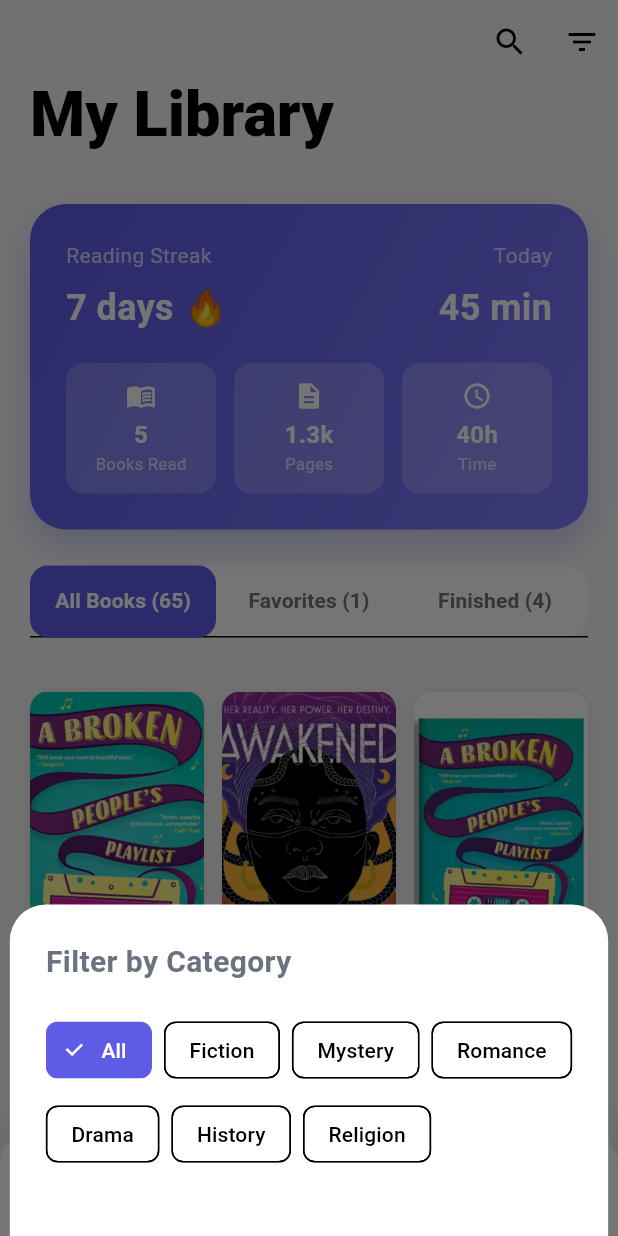
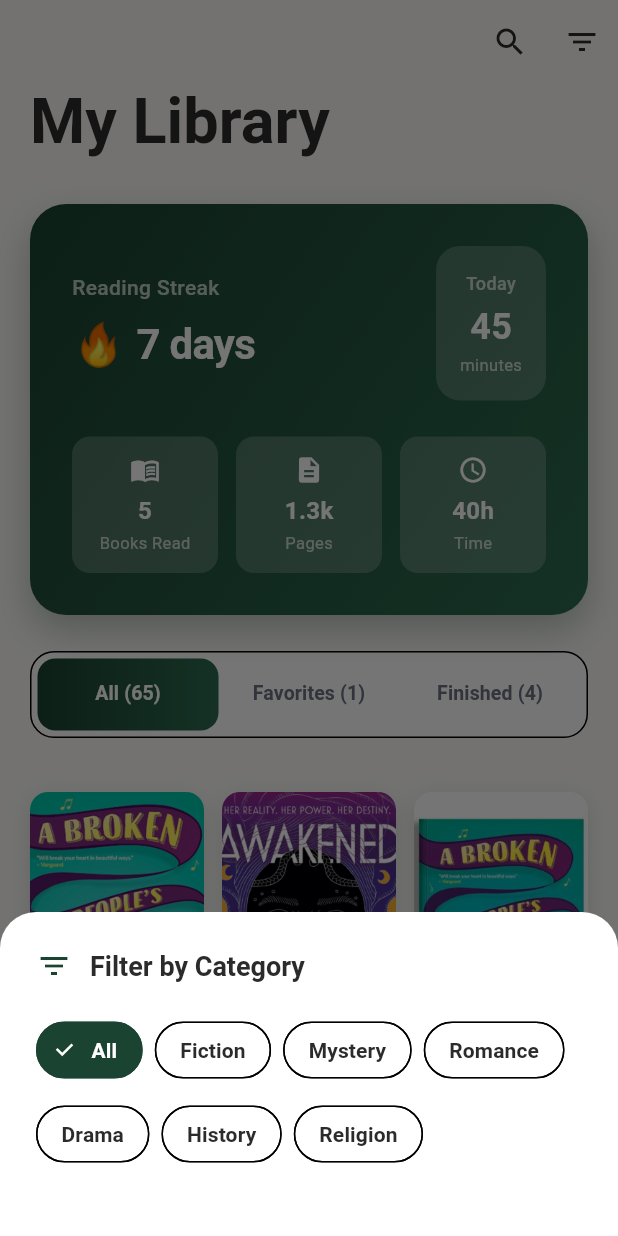
Before and after one commit to LummyHills97/hills_book_store, a Flutter app: the screen it shows after launch, item 3 of the bottom bar chosen, after a tap on the "filter list" icon, on a phone screen of 412 x 824 dp. Run offline on Flutter 3.47's test engine with Material 3 defaults, Android fonts, the phone set to English and light mode, and no system bars; our stand-ins replace flutter_bloc; Roboto replaces fonts that are missing (Poppins).

Commit message:
worked on the library page and ensure it works with the theme

```diff
--- a/lib/features/onboarding/presentation/screens/library_page.dart
+++ b/lib/features/onboarding/presentation/screens/library_page.dart
@@ -14,10 +14,7 @@ class _LibraryPageState extends State<LibraryPage> with SingleTickerProviderStat
   late TabController _tabController;
   String selectedCategory = 'All';
 
-  static const bgColor = Color(0xFFF7F7F9);
-  static const accent = Color(0xFF5E5CE6);
-
-  // Simulated user library data - in production, this would come from a database
+  // Simulated user library data
   final Set<String> favoriteBooks = {
     'Americanah',
     'Half of a Yellow Sun',
@@ -42,9 +39,9 @@ class _LibraryPageState extends State<LibraryPage> with SingleTickerProviderStat
 
   // Stats
   int get totalBooksRead => finishedBooks.length;
-  int get totalPages => finishedBooks.length * 250; // Estimate
-  int get hoursRead => finishedBooks.length * 8; // Estimate
-  int get readingStreak => 7; // This would be calculated from actual reading data
+  int get totalPages => finishedBooks.length * 250;
+  int get hoursRead => finishedBooks.length * 8;
+  int get readingStreak => 7;
   int get todayMinutes => 45;
 
   @override
@@ -78,77 +75,76 @@ class _LibraryPageState extends State<LibraryPage> with SingleTickerProviderStat
 
   @override
   Widget build(BuildContext context) {
+    final theme = Theme.of(context);
+    final isDark = theme.brightness == Brightness.dark;
+
     return Scaffold(
-      backgroundColor: bgColor,
       body: CustomScrollView(
         physics: const BouncingScrollPhysics(),
         slivers: [
-          _buildAppBar(),
+          _buildAppBar(theme),
           const SliverToBoxAdapter(child: SizedBox(height: 16)),
-          _buildReadingStats(),
+          _buildReadingStats(theme, isDark),
           const SliverToBoxAdapter(child: SizedBox(height: 24)),
           if (currentlyReadingBooks.isNotEmpty) ...[
-            _buildCurrentlyReading(),
+            _buildCurrentlyReading(theme, isDark),
             const SliverToBoxAdapter(child: SizedBox(height: 32)),
           ],
-          _buildTabBar(),
+          _buildTabBar(theme, isDark),
           const SliverToBoxAdapter(child: SizedBox(height: 16)),
-          _buildTabContent(),
+          _buildTabContent(theme, isDark),
           const SliverToBoxAdapter(child: SizedBox(height: 80)),
         ],
       ),
     );
   }
 
-  Widget _buildAppBar() {
+  Widget _buildAppBar(ThemeData theme) {
     return SliverAppBar(
       expandedHeight: 120,
       floating: false,
       pinned: true,
-      backgroundColor: bgColor,
       elevation: 0,
-      flexibleSpace: const FlexibleSpaceBar(
+      flexibleSpace: FlexibleSpaceBar(
         title: Text(
           'My Library',
-          style: TextStyle(
-            color: Colors.black,
-            fontWeight: FontWeight.w800,
-            fontSize: 28,
+          style: theme.textTheme.displayMedium?.copyWith(fontSize: 28),
         ),
-        ),
-        titlePadding: EdgeInsets.only(left: 20, bottom: 16),
+        titlePadding: const EdgeInsets.only(left: 20, bottom: 16),
       ),
       actions: [
         IconButton(
-          icon: const Icon(Icons.search, color: Colors.black),
+          icon: Icon(Icons.search, color: theme.iconTheme.color),
           onPressed: () {
             // Implement search
           },
         ),
         IconButton(
-          icon: const Icon(Icons.filter_list, color: Colors.black),
-          onPressed: () => _showFilterSheet(),
+          icon: Icon(Icons.filter_list, color: theme.iconTheme.color),
+          onPressed: () => _showFilterSheet(theme),
         ),
       ],
     );
   }
 
-  Widget _buildReadingStats() {
+  Widget _buildReadingStats(ThemeData theme, bool isDark) {
     return SliverToBoxAdapter(
       child: Padding(
         padding: const EdgeInsets.symmetric(horizontal: 20),
         child: Container(
-          padding: const EdgeInsets.all(24),
+          padding: const EdgeInsets.all(28),
           decoration: BoxDecoration(
-            gradient: const LinearGradient(
-              colors: [Color(0xFF5E5CE6), Color(0xFF7D7AFF)],
+            gradient: LinearGradient(
+              colors: isDark
+                  ? [const Color(0xFF1B4332), const Color(0xFF2D6A4F)]
+                  : [const Color(0xFF1B4332), const Color(0xFF2D6A4F)],
               begin: Alignment.topLeft,
               end: Alignment.bottomRight,
             ),
             borderRadius: BorderRadius.circular(24),
             boxShadow: [
               BoxShadow(
-                color: accent.withValues(alpha: 0.3),
+                color: theme.colorScheme.primary.withOpacity(0.3),
                 blurRadius: 20,
                 offset: const Offset(0, 10),
               ),
@@ -160,7 +156,8 @@ class _LibraryPageState extends State<LibraryPage> with SingleTickerProviderStat
               Row(
                 mainAxisAlignment: MainAxisAlignment.spaceBetween,
                 children: [
-                  Column(
+                  Expanded(
+                    child: Column(
                       crossAxisAlignment: CrossAxisAlignment.start,
                       children: [
                         const Text(
@@ -168,43 +165,69 @@ class _LibraryPageState extends State<LibraryPage> with SingleTickerProviderStat
                           style: TextStyle(
                             color: Colors.white70,
                             fontSize: 14,
+                            fontWeight: FontWeight.w500,
                           ),
                         ),
                         const SizedBox(height: 8),
+                        Row(
+                          children: [
+                            const Text(
+                              '🔥',
+                              style: TextStyle(fontSize: 28),
+                            ),
+                            const SizedBox(width: 8),
                             Text(
-                        '$readingStreak days 🔥',
+                              '$readingStreak days',
+                              style: const TextStyle(
+                                color: Colors.white,
+                                fontSize: 28,
+                                fontWeight: FontWeight.bold,
+                                letterSpacing: -0.5,
+                              ),
+                            ),
+                          ],
+                        ),
+                      ],
+                    ),
+                  ),
+                  Container(
+                    padding: const EdgeInsets.all(16),
+                    decoration: BoxDecoration(
+                      color: Colors.white.withOpacity(0.2),
+                      borderRadius: BorderRadius.circular(16),
+                    ),
+                    child: Column(
+                      children: [
+                        const Text(
+                          'Today',
+                          style: TextStyle(
+                            color: Colors.white70,
+                            fontSize: 12,
+                            fontWeight: FontWeight.w500,
+                          ),
+                        ),
+                        const SizedBox(height: 4),
+                        Text(
+                          '$todayMinutes',
                           style: const TextStyle(
                             color: Colors.white,
                             fontSize: 24,
                             fontWeight: FontWeight.bold,
                           ),
                         ),
-                    ],
-                  ),
-                  Column(
-                    crossAxisAlignment: CrossAxisAlignment.end,
-                    children: [
                         const Text(
-                        'Today',
+                          'minutes',
                           style: TextStyle(
                             color: Colors.white70,
-                          fontSize: 14,
-                        ),
-                      ),
-                      const SizedBox(height: 8),
-                      Text(
-                        '$todayMinutes min',
-                        style: const TextStyle(
-                          color: Colors.white,
-                          fontSize: 24,
-                          fontWeight: FontWeight.bold,
+                            fontSize: 11,
                           ),
                         ),
                       ],
                     ),
+                  ),
                 ],
               ),
-              const SizedBox(height: 20),
+              const SizedBox(height: 24),
               Row(
                 children: [
                   _buildMiniStat('$totalBooksRead', 'Books Read', Icons.menu_book),
@@ -226,13 +249,13 @@ class _LibraryPageState extends State<LibraryPage> with SingleTickerProviderStat
       child: Container(
         padding: const EdgeInsets.symmetric(vertical: 12),
         decoration: BoxDecoration(
-          color: Colors.white.withValues(alpha: 0.2),
+          color: Colors.white.withOpacity(0.2),
           borderRadius: BorderRadius.circular(12),
         ),
         child: Column(
           children: [
             Icon(icon, color: Colors.white, size: 20),
-            const SizedBox(height: 4),
+            const SizedBox(height: 6),
             Text(
               value,
               style: const TextStyle(
@@ -241,6 +264,7 @@ class _LibraryPageState extends State<LibraryPage> with SingleTickerProviderStat
                 fontSize: 16,
               ),
             ),
+            const SizedBox(height: 2),
             Text(
               label,
               style: const TextStyle(
@@ -254,7 +278,7 @@ class _LibraryPageState extends State<LibraryPage> with SingleTickerProviderStat
     );
   }
 
-  Widget _buildCurrentlyReading() {
+  Widget _buildCurrentlyReading(ThemeData theme, bool isDark) {
     return SliverToBoxAdapter(
       child: Column(
         crossAxisAlignment: CrossAxisAlignment.start,
@@ -264,16 +288,22 @@ class _LibraryPageState extends State<LibraryPage> with SingleTickerProviderStat
             child: Row(
               mainAxisAlignment: MainAxisAlignment.spaceBetween,
               children: [
-                const Text(
+                Text(
                   'Continue Reading',
-                  style: TextStyle(
+                  style: theme.textTheme.titleLarge?.copyWith(
                     fontSize: 22,
                     fontWeight: FontWeight.w800,
                   ),
                 ),
                 TextButton(
                   onPressed: () {},
-                  child: const Text('See All'),
+                  child: Text(
+                    'See All',
+                    style: TextStyle(
+                      color: theme.colorScheme.primary,
+                      fontWeight: FontWeight.w600,
+                    ),
+                  ),
                 ),
               ],
             ),
@@ -290,7 +320,7 @@ class _LibraryPageState extends State<LibraryPage> with SingleTickerProviderStat
               itemBuilder: (context, index) {
                 final book = currentlyReadingBooks[index];
                 final progress = currentlyReadingProgress[book.title] ?? 0.0;
-                return _buildReadingCard(book, progress);
+                return _buildReadingCard(book, progress, theme, isDark);
               },
             ),
           ),
@@ -299,13 +329,13 @@ class _LibraryPageState extends State<LibraryPage> with SingleTickerProviderStat
     );
   }
 
-  Widget _buildReadingCard(BookModel book, double progress) {
+  Widget _buildReadingCard(BookModel book, double progress, ThemeData theme, bool isDark) {
     return GestureDetector(
       onTap: () {
         Navigator.push(
           context,
           MaterialPageRoute(
-            builder: (_) => BookDetailsScreen(
+            builder: (context) => BookDetailsScreen(
               title: book.title,
               author: book.author,
               imagePath: book.imagePath,
@@ -318,11 +348,14 @@ class _LibraryPageState extends State<LibraryPage> with SingleTickerProviderStat
       child: Container(
         width: 160,
         decoration: BoxDecoration(
-          color: Colors.white,
+          color: theme.colorScheme.surface,
           borderRadius: BorderRadius.circular(20),
+          border: Border.all(color: theme.dividerColor),
           boxShadow: [
             BoxShadow(
-              color: Colors.black.withValues(alpha: 0.08),
+              color: isDark
+                  ? Colors.black.withOpacity(0.3)
+                  : Colors.black.withOpacity(0.08),
               blurRadius: 20,
               offset: const Offset(0, 4),
             ),
@@ -344,8 +377,12 @@ class _LibraryPageState extends State<LibraryPage> with SingleTickerProviderStat
                 errorBuilder: (context, error, stackTrace) {
                   return Container(
                     height: 110,
-                    color: Colors.grey.shade300,
-                    child: const Icon(Icons.book, size: 40),
+                    color: theme.colorScheme.primary.withOpacity(0.1),
+                    child: Icon(
+                      Icons.auto_stories,
+                      size: 40,
+                      color: theme.colorScheme.primary,
+                    ),
                   );
                 },
               ),
@@ -359,9 +396,8 @@ class _LibraryPageState extends State<LibraryPage> with SingleTickerProviderStat
                     book.title,
                     maxLines: 2,
                     overflow: TextOverflow.ellipsis,
-                    style: const TextStyle(
+                    style: theme.textTheme.titleSmall?.copyWith(
                       fontWeight: FontWeight.w700,
-                      fontSize: 14,
                     ),
                   ),
                   const SizedBox(height: 4),
@@ -369,27 +405,23 @@ class _LibraryPageState extends State<LibraryPage> with SingleTickerProviderStat
                     book.author,
                     maxLines: 1,
                     overflow: TextOverflow.ellipsis,
-                    style: TextStyle(
-                      fontSize: 12,
-                      color: Colors.grey[600],
-                    ),
+                    style: theme.textTheme.bodySmall,
                   ),
                   const SizedBox(height: 12),
                   ClipRRect(
                     borderRadius: BorderRadius.circular(4),
                     child: LinearProgressIndicator(
                       value: progress,
-                      backgroundColor: Colors.grey[200],
-                      color: accent,
+                      backgroundColor: theme.dividerColor,
+                      color: theme.colorScheme.primary,
                       minHeight: 6,
                     ),
                   ),
                   const SizedBox(height: 6),
                   Text(
                     '${(progress * 100).toInt()}% completed',
-                    style: TextStyle(
+                    style: theme.textTheme.bodySmall?.copyWith(
                       fontSize: 11,
-                      color: Colors.grey[600],
                     ),
                   ),
                 ],
@@ -401,27 +433,37 @@ class _LibraryPageState extends State<LibraryPage> with SingleTickerProviderStat
     );
   }
 
-  Widget _buildTabBar() {
+  Widget _buildTabBar(ThemeData theme, bool isDark) {
     return SliverToBoxAdapter(
       child: Padding(
         padding: const EdgeInsets.symmetric(horizontal: 20),
         child: Container(
+          padding: const EdgeInsets.all(4),
           decoration: BoxDecoration(
-            color: Colors.white,
+            color: theme.colorScheme.surface,
             borderRadius: BorderRadius.circular(16),
+            border: Border.all(color: theme.dividerColor),
           ),
           child: TabBar(
             controller: _tabController,
             indicator: BoxDecoration(
-              color: accent,
+              gradient: LinearGradient(
+                colors: isDark
+                    ? [theme.colorScheme.primary, theme.colorScheme.secondary]
+                    : [theme.colorScheme.primary, theme.colorScheme.secondary],
+              ),
               borderRadius: BorderRadius.circular(12),
             ),
             indicatorSize: TabBarIndicatorSize.tab,
-            labelColor: Colors.white,
-            unselectedLabelColor: Colors.grey[600],
-            labelStyle: const TextStyle(fontWeight: FontWeight.w600),
+            labelColor: isDark ? theme.colorScheme.onPrimary : Colors.white,
+            unselectedLabelColor: theme.textTheme.bodyMedium?.color,
+            labelStyle: const TextStyle(
+              fontWeight: FontWeight.w600,
+              fontSize: 13,
+            ),
+            dividerColor: Colors.transparent,
             tabs: [
-              Tab(text: 'All Books (${filteredBooks.length})'),
+              Tab(text: 'All (${filteredBooks.length})'),
               Tab(text: 'Favorites (${favoriteBooksList.length})'),
               Tab(text: 'Finished (${finishedBooksList.length})'),
             ],
@@ -431,42 +473,46 @@ class _LibraryPageState extends State<LibraryPage> with SingleTickerProviderStat
     );
   }
 
-  Widget _buildTabContent() {
+  Widget _buildTabContent(ThemeData theme, bool isDark) {
     return SliverFillRemaining(
       child: TabBarView(
         controller: _tabController,
         children: [
-          _buildBookGrid(filteredBooks),
-          _buildBookGrid(favoriteBooksList),
-          _buildBookGrid(finishedBooksList),
+          _buildBookGrid(filteredBooks, theme, isDark),
+          _buildBookGrid(favoriteBooksList, theme, isDark),
+          _buildBookGrid(finishedBooksList, theme, isDark),
         ],
       ),
     );
   }
 
-  Widget _buildBookGrid(List<BookModel> bookList) {
+  Widget _buildBookGrid(List<BookModel> bookList, ThemeData theme, bool isDark) {
     if (bookList.isEmpty) {
       return Center(
         child: Column(
           mainAxisAlignment: MainAxisAlignment.center,
           children: [
-            Icon(Icons.book_outlined, size: 64, color: Colors.grey.shade300),
-            const SizedBox(height: 16),
+            Container(
+              padding: const EdgeInsets.all(32),
+              decoration: BoxDecoration(
+                color: theme.colorScheme.primary.withOpacity(0.1),
+                shape: BoxShape.circle,
+              ),
+              child: Icon(
+                Icons.auto_stories_outlined,
+                size: 64,
+                color: theme.colorScheme.primary.withOpacity(0.5),
+              ),
+            ),
+            const SizedBox(height: 24),
             Text(
               'No books here yet',
-              style: TextStyle(
-                fontSize: 18,
-                color: Colors.grey.shade600,
-                fontWeight: FontWeight.w600,
-              ),
+              style: theme.textTheme.titleLarge,
             ),
             const SizedBox(height: 8),
             Text(
               'Start exploring to add books',
-              style: TextStyle(
-                fontSize: 14,
-                color: Colors.grey.shade500,
-              ),
+              style: theme.textTheme.bodyMedium,
             ),
           ],
         ),
@@ -484,12 +530,12 @@ class _LibraryPageState extends State<LibraryPage> with SingleTickerProviderStat
       ),
       itemCount: bookList.length,
       itemBuilder: (context, index) {
-        return _buildBookCover(bookList[index]);
+        return _buildBookCover(bookList[index], theme, isDark);
       },
     );
   }
 
-  Widget _buildBookCover(BookModel book) {
+  Widget _buildBookCover(BookModel book, ThemeData theme, bool isDark) {
     final isFavorite = favoriteBooks.contains(book.title);
     final isFinished = finishedBooks.contains(book.title);
 
@@ -498,7 +544,7 @@ class _LibraryPageState extends State<LibraryPage> with SingleTickerProviderStat
         Navigator.push(
           context,
           MaterialPageRoute(
-            builder: (_) => BookDetailsScreen(
+            builder: (context) => BookDetailsScreen(
               title: book.title,
               author: book.author,
               imagePath: book.imagePath,
@@ -513,9 +559,9 @@ class _LibraryPageState extends State<LibraryPage> with SingleTickerProviderStat
           borderRadius: BorderRadius.circular(12),
           boxShadow: [
             BoxShadow(
-              color: Colors.black.withValues(alpha: 0.1),
-              blurRadius: 8,
-              offset: const Offset(0, 2),
+              color: theme.colorScheme.primary.withOpacity(0.15),
+              blurRadius: 12,
+              offset: const Offset(0, 4),
             ),
           ],
         ),
@@ -530,9 +576,16 @@ class _LibraryPageState extends State<LibraryPage> with SingleTickerProviderStat
                 fit: BoxFit.cover,
                 errorBuilder: (context, error, stackTrace) {
                   return Container(
-                    color: Colors.grey.shade300,
-                    child: const Center(
-                      child: Icon(Icons.book, size: 32, color: Colors.grey),
+                    decoration: BoxDecoration(
+                      color: theme.colorScheme.primary.withOpacity(0.1),
+                      borderRadius: BorderRadius.circular(12),
+                    ),
+                    child: Center(
+                      child: Icon(
+                        Icons.auto_stories,
+                        size: 32,
+                        color: theme.colorScheme.primary,
+                      ),
                     ),
                   );
                 },
@@ -545,12 +598,15 @@ class _LibraryPageState extends State<LibraryPage> with SingleTickerProviderStat
                 child: Container(
                   padding: const EdgeInsets.all(6),
                   decoration: BoxDecoration(
-                    color: Colors.red.shade400,
+                    gradient: const LinearGradient(
+                      colors: [Color(0xFFFF6B6B), Color(0xFFFF8E53)],
+                    ),
                     shape: BoxShape.circle,
                     boxShadow: [
                       BoxShadow(
-                        color: Colors.black.withValues(alpha: 0.2),
-                        blurRadius: 4,
+                        color: Colors.red.withOpacity(0.4),
+                        blurRadius: 8,
+                        offset: const Offset(0, 2),
                       ),
                     ],
                   ),
@@ -567,23 +623,31 @@ class _LibraryPageState extends State<LibraryPage> with SingleTickerProviderStat
                 left: 0,
                 right: 0,
                 child: Container(
-                  padding: const EdgeInsets.symmetric(vertical: 4),
+                  padding: const EdgeInsets.symmetric(vertical: 6),
                   decoration: BoxDecoration(
-                    color: Colors.green.shade700,
+                    gradient: LinearGradient(
+                      colors: isDark
+                          ? [theme.colorScheme.primary, theme.colorScheme.secondary]
+                          : [theme.colorScheme.primary, theme.colorScheme.secondary],
+                    ),
                     borderRadius: const BorderRadius.only(
                       bottomLeft: Radius.circular(12),
                       bottomRight: Radius.circular(12),
                     ),
                   ),
-                  child: const Row(
+                  child: Row(
                     mainAxisAlignment: MainAxisAlignment.center,
                     children: [
-                      Icon(Icons.check_circle, color: Colors.white, size: 12),
-                      SizedBox(width: 4),
+                      Icon(
+                        Icons.check_circle,
+                        color: isDark ? theme.colorScheme.onPrimary : Colors.white,
+                        size: 12,
+                      ),
+                      const SizedBox(width: 4),
                       Text(
                         'Finished',
                         style: TextStyle(
-                          color: Colors.white,
+                          color: isDark ? theme.colorScheme.onPrimary : Colors.white,
                           fontSize: 10,
                           fontWeight: FontWeight.bold,
                         ),
@@ -598,15 +662,15 @@ class _LibraryPageState extends State<LibraryPage> with SingleTickerProviderStat
     );
   }
 
-  void _showFilterSheet() {
+  void _showFilterSheet(ThemeData theme) {
     showModalBottomSheet(
       context: context,
       backgroundColor: Colors.transparent,
       builder: (context) => Container(
         padding: const EdgeInsets.all(24),
-        decoration: const BoxDecoration(
-          color: Colors.white,
-          borderRadius: BorderRadius.only(
+        decoration: BoxDecoration(
+          color: theme.colorScheme.surface,
+          borderRadius: const BorderRadius.only(
             topLeft: Radius.circular(24),
             topRight: Radius.circular(24),
           ),
@@ -615,12 +679,15 @@ class _LibraryPageState extends State<LibraryPage> with SingleTickerProviderStat
           mainAxisSize: MainAxisSize.min,
           crossAxisAlignment: CrossAxisAlignment.start,
           children: [
-            const Text(
+            Row(
+              children: [
+                Icon(Icons.filter_list, color: theme.colorScheme.primary),
+                const SizedBox(width: 12),
+                Text(
                   'Filter by Category',
-              style: TextStyle(
-                fontSize: 20,
-                fontWeight: FontWeight.bold,
+                  style: theme.textTheme.titleLarge,
                 ),
+              ],
             ),
             const SizedBox(height: 20),
             Wrap(
@@ -636,11 +703,23 @@ class _LibraryPageState extends State<LibraryPage> with SingleTickerProviderStat
                           });
                           Navigator.pop(context);
                         },
-                        selectedColor: accent,
+                        selectedColor: theme.colorScheme.primary,
+                        backgroundColor: theme.colorScheme.surface,
                         labelStyle: TextStyle(
                           color: selectedCategory == category
-                              ? Colors.white
-                              : Colors.black,
+                              ? (theme.brightness == Brightness.dark
+                                  ? theme.colorScheme.onPrimary
+                                  : Colors.white)
+                              : theme.textTheme.bodyLarge?.color,
+                          fontWeight: FontWeight.w600,
+                        ),
+                        shape: RoundedRectangleBorder(
+                          borderRadius: BorderRadius.circular(20),
+                          side: BorderSide(
+                            color: selectedCategory == category
+                                ? theme.colorScheme.primary
+                                : theme.dividerColor,
+                          ),
                         ),
                       ))
                   .toList(),
```
Lines whose indentation alone changed are shown as unchanged.
